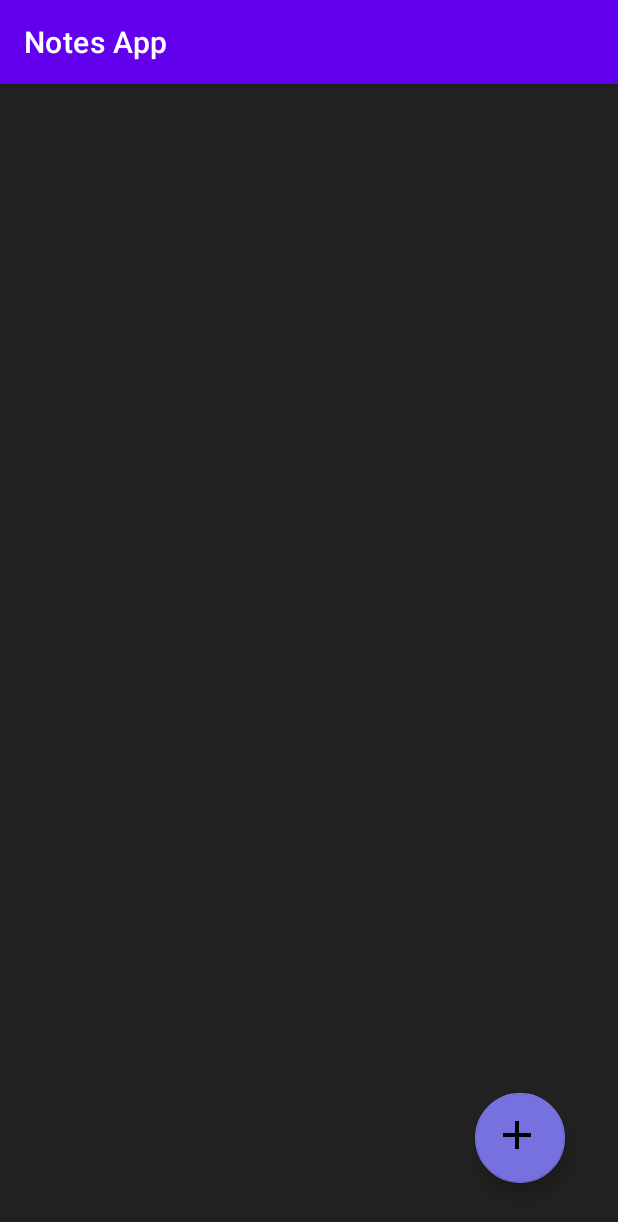
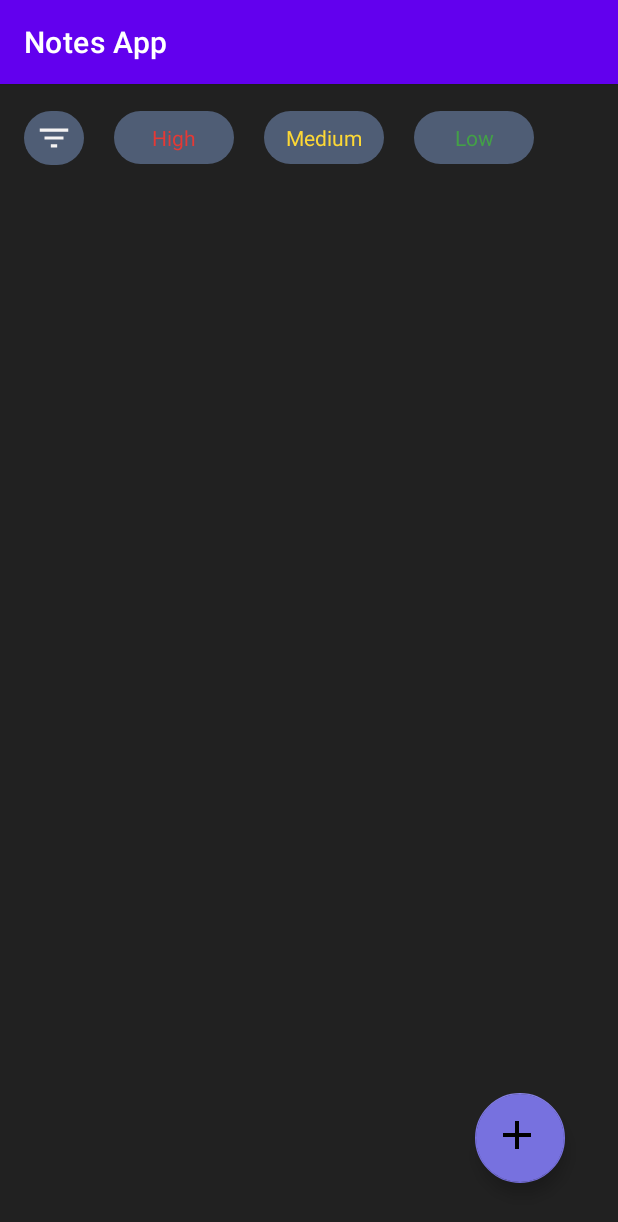
Before and after one commit to rahul00771/Notes-app, an Android app: the screen it shows after launch (MainActivity), on a phone screen of 412 x 824 dp. Shown: the top 1222 px of the screen. Run offline under Robolectric (Android 15) with nearby library versions, the phone set to English and light mode, and no system bars; our stand-ins replace Room's generated code, navigation-ui.

Commit message:
Filtering notes based on their priority

```diff
--- a/app/src/main/java/com/example/notesapp/Dao/NotesDao.kt
+++ b/app/src/main/java/com/example/notesapp/Dao/NotesDao.kt
@@ -24,4 +24,14 @@ interface NotesDao {
     @Delete
     fun delete(notes: Notes)
 
+    @Query("SELECT * FROM Notes WHERE priority = 3 ")         //to get notes of high priority
+    fun getHighNotes() : LiveData<List<Notes>>
+
+    @Query("SELECT * FROM Notes WHERE priority = 2 ")           //to get notes of medium priority
+    fun getMediumNotes() : LiveData<List<Notes>>
+
+    @Query("SELECT * FROM Notes WHERE priority = 1 ")              //to get notes of low priority
+    fun getLowNotes() : LiveData<List<Notes>>
+
+
 }
--- a/app/src/main/java/com/example/notesapp/Repository/NotesRepository.kt
+++ b/app/src/main/java/com/example/notesapp/Repository/NotesRepository.kt
@@ -34,4 +34,10 @@ class NotesRepository(val dao: NotesDao) {
         dao.delete(notes)
     }
 
+    fun getHighNotes() : LiveData<List<Notes>> = dao.getHighNotes()
+    fun getMediumNotes() : LiveData<List<Notes>> = dao.getMediumNotes()
+    fun getLowNotes() : LiveData<List<Notes>> = dao.getLowNotes()
+
+
+
 }
--- a/app/src/main/java/com/example/notesapp/fragments/HomeFragment.kt
+++ b/app/src/main/java/com/example/notesapp/fragments/HomeFragment.kt
@@ -7,6 +7,7 @@ import androidx.fragment.app.Fragment
 import android.view.LayoutInflater
 import android.view.View
 import android.view.ViewGroup
+import android.widget.Toast
 import androidx.fragment.app.viewModels
 import androidx.navigation.Navigation
 import androidx.recyclerview.widget.GridLayoutManager
@@ -26,11 +27,16 @@ class HomeFragment : Fragment() {
         inflater: LayoutInflater, container: ViewGroup?,
         savedInstanceState: Bundle?
     ): View? {
+
         binding = FragmentHomeBinding.inflate(layoutInflater, container, false)         //for view binding
+
+
+        //by default fetching all notes
 
         viewModel.getNotes().observe(viewLifecycleOwner) { notesList ->
             binding.rcvAllNotes.layoutManager = StaggeredGridLayoutManager(2, 1)
             binding.rcvAllNotes.adapter = notesAdapter(requireContext(), notesList)
+
         }
 
 
@@ -41,6 +47,52 @@ class HomeFragment : Fragment() {
 
         }
 
+
+        binding.filterBtnHigh.setOnClickListener {
+                                                                                    //fetches notes with high priority
+            viewModel.getHighNotes().observe(viewLifecycleOwner) { notesList ->
+                binding.rcvAllNotes.layoutManager = StaggeredGridLayoutManager(2, 1)
+                binding.rcvAllNotes.adapter = notesAdapter(requireContext(), notesList)
+
+                Toast.makeText(context, "Showing notes with HIGH priority",Toast.LENGTH_SHORT).show()
+
+            }
+        }
+
+        binding.filterBtnLow.setOnClickListener {
+                                                                                    //fetches notes with low priority
+            viewModel.getLowNotes().observe(viewLifecycleOwner) { notesList ->
+                binding.rcvAllNotes.layoutManager = StaggeredGridLayoutManager(2, 1)
+                binding.rcvAllNotes.adapter = notesAdapter(requireContext(), notesList)
+
+                Toast.makeText(context, "Showing notes with LOW priority",Toast.LENGTH_SHORT).show()
+
+            }
+        }
+
+        binding.filterBtnMedium.setOnClickListener {
+                                                                                        //fetches notes with medium priority
+            viewModel.getMediumNotes().observe(viewLifecycleOwner) { notesList ->
+                binding.rcvAllNotes.layoutManager = StaggeredGridLayoutManager(2, 1)
+                binding.rcvAllNotes.adapter = notesAdapter(requireContext(), notesList)
+
+                Toast.makeText(context, "Showing notes with MEDIUM priority",Toast.LENGTH_SHORT).show()
+
+            }
+        }
+
+
+        binding.filterBtn.setOnClickListener{
+                                                                                        //fetches all notes
+            viewModel.getNotes().observe(viewLifecycleOwner) { notesList ->
+                binding.rcvAllNotes.layoutManager = StaggeredGridLayoutManager(2, 1)
+                binding.rcvAllNotes.adapter = notesAdapter(requireContext(), notesList)
+
+            }
+
+        }
+
+
         // Inflate the layout for this fragment
         return binding.root
     }
--- a/app/src/main/java/com/example/notesapp/viewModel/NotesViewModel.kt
+++ b/app/src/main/java/com/example/notesapp/viewModel/NotesViewModel.kt
@@ -42,4 +42,9 @@ class NotesViewModel(application: Application): AndroidViewModel(application) {
         repository.deleteNotes(notes)
     }
 
+    fun getHighNotes() : LiveData<List<Notes>> = repository.getHighNotes()
+    fun getMediumNotes() : LiveData<List<Notes>> = repository.getMediumNotes()
+    fun getLowNotes() : LiveData<List<Notes>> = repository.getLowNotes()
+
+
 }
--- /dev/null
+++ b/app/src/main/res/drawable/filtering_btn_shape.xml
@@ -0,0 +1,7 @@
+<?xml version="1.0" encoding="utf-8"?>
+<shape android:shape ="rectangle" xmlns:android="http://schemas.android.com/apk/res/android">
+
+    <solid android:color = "#4f5d75"/>
+        <corners android:radius = "150dp"/>
+
+</shape>
--- /dev/null
+++ b/app/src/main/res/drawable/ic_baseline_filter_list_24.xml
@@ -0,0 +1,5 @@
+<vector android:height="24dp" android:tint="#F5F3F3"
+    android:viewportHeight="24" android:viewportWidth="24"
+    android:width="24dp" xmlns:android="http://schemas.android.com/apk/res/android">
+    <path android:fillColor="@android:color/white" android:pathData="M10,18h4v-2h-4v2zM3,6v2h18L21,6L3,6zM6,13h12v-2L6,11v2z"/>
+</vector>
--- a/app/src/main/res/layout/fragment_home.xml
+++ b/app/src/main/res/layout/fragment_home.xml
@@ -12,14 +12,77 @@
         android:layout_height="match_parent"
         android:background = "@color/theme_color" >
 
+        <LinearLayout
+            android:id = "@+id/filtering_layout"
+            android:layout_width="match_parent"
+            android:layout_height="50dp"
+            android:layout_marginTop="18dp"
+            app:layout_constraintEnd_toEndOf="parent"
+            app:layout_constraintStart_toStartOf="parent"
+            app:layout_constraintTop_toTopOf="parent"
+            android:orientation="horizontal">
+
+
+            <ImageView
+                android:id = "@+id/filter_btn"
+                android:src= "@drawable/ic_baseline_filter_list_24"
+                android:layout_width="40dp"
+                android:layout_height="36dp"
+                android:layout_marginStart= "16dp"
+                android:padding = "5dp"
+                android:background = "@drawable/filtering_btn_shape"
+                />
+
+            <TextView
+                android:id = "@+id/filter_btn_high"
+                android:layout_width="80dp"
+                android:textSize = "14sp"
+                android:padding = "8dp"
+                android:layout_height="wrap_content"
+                android:layout_marginStart= "20dp"
+                android:background= "@drawable/filtering_btn_shape"
+                android:text="High"
+                android:textColor= "#E53935"
+                android:gravity= "center"
+                />
+
+            <TextView
+                android:id = "@+id/filter_btn_medium"
+                android:textSize = "14sp"
+                android:textColor= "#FDD835"
+                android:gravity= "center"
+                android:text="Medium"
+                android:padding = "8dp"
+                android:layout_width="80dp"
+                android:layout_height="35dp"
+                android:layout_marginStart= "20dp"
+                android:background= "@drawable/filtering_btn_shape"
+            />
+
+            <TextView
+                android:id = "@+id/filter_btn_low"
+                android:textSize = "14sp"
+                android:textColor= "#43A047"
+                android:gravity= "center"
+                android:text="Low"
+                android:layout_width="80dp"
+                android:layout_height="35dp"
+                android:layout_marginStart= "20dp"
+                android:padding = "8dp"
+                android:background= "@drawable/filtering_btn_shape"
+                />
+
+
+        </LinearLayout>
+
         <androidx.recyclerview.widget.RecyclerView
             android:id = "@+id/rcvAllNotes"
             android:layout_width="match_parent"
-            android:layout_height="match_parent"
+            android:layout_height="0dp"
             app:layout_constraintBottom_toBottomOf="parent"
             app:layout_constraintEnd_toEndOf="parent"
             app:layout_constraintStart_toStartOf="parent"
-            app:layout_constraintTop_toTopOf="parent" />
+            app:layout_constraintTop_toBottomOf = "@id/filtering_layout" />
 
         <com.google.android.material.floatingactionbutton.FloatingActionButton
             android:id = "@+id/btnAddNotes"
```
